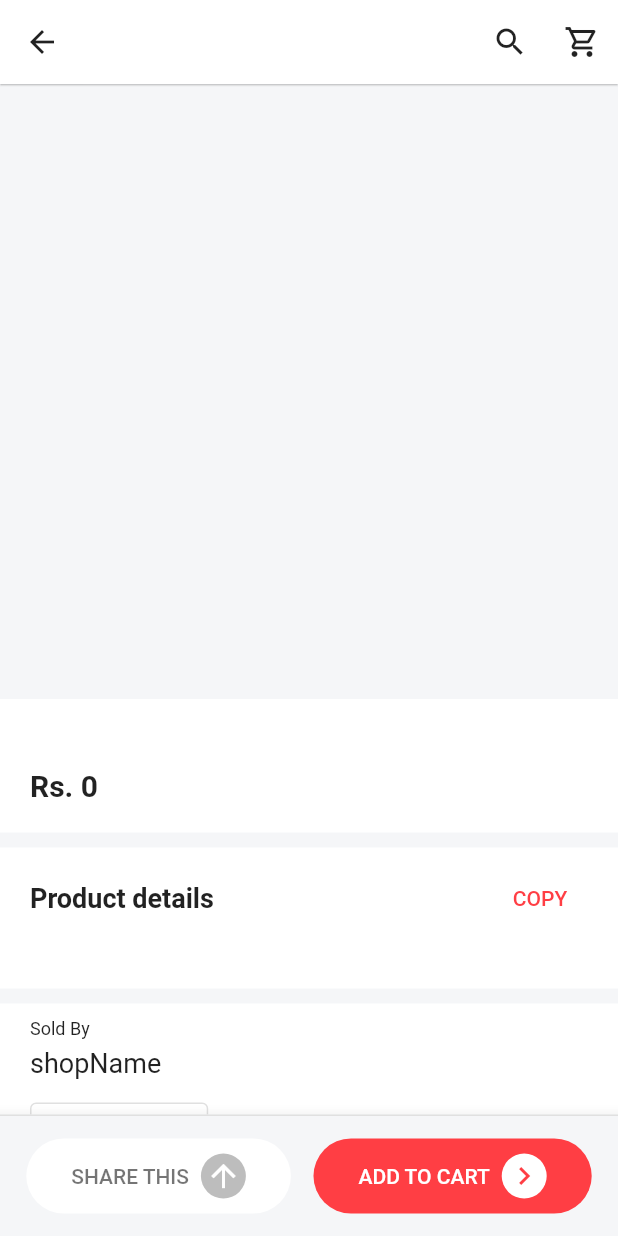
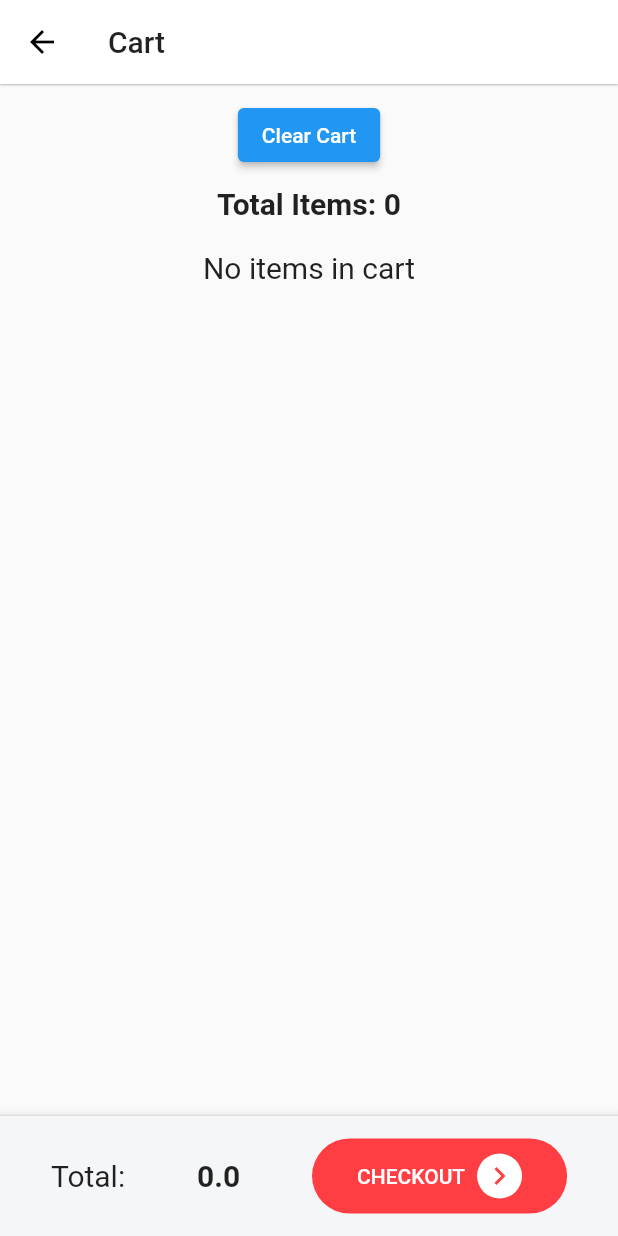
Before and after one commit to zohaib304/app-fnf, a Flutter app: the ProductDetails screen opened directly with empty values, after a tap on the "shopping cart" icon, on a phone screen of 412 x 824 dp. Run offline on Flutter 3.47's test engine with Material 2 defaults, Android fonts, the phone set to English and light mode, and no system bars; drawn by our look-alikes of carousel_slider; our stand-ins replace cached_network_image, cloud_firestore, firebase_auth, firebase_core, google_sign_in, share_plus; accounts and stored records are empty.

Commit message:
cart manage

```diff
--- /dev/null
+++ b/lib/Models/cart_items.dart
@@ -0,0 +1,13 @@
+class CartItem {
+  final String productId;
+  final String name;
+  final int quantity;
+  final double price;
+
+  CartItem({
+    required this.productId,
+    required this.name,
+    required this.quantity,
+    required this.price,
+  });
+}
--- a/lib/Pages/home.dart
+++ b/lib/Pages/home.dart
@@ -75,7 +75,25 @@ class Home extends StatelessWidget {
               Icons.shopping_cart_outlined,
               color: Colors.grey[600],
             ),
-            onPressed: () {},
+            onPressed: () {
+              if (firebaseUser == null) {
+                showModalBottomSheet(
+                  shape: const RoundedRectangleBorder(
+                    //the rounded corner is created here
+                    borderRadius: BorderRadius.only(
+                      topLeft: Radius.circular(20),
+                      topRight: Radius.circular(20),
+                    ),
+                  ),
+                  context: context,
+                  builder: (context) {
+                    return const SignInSheet();
+                  },
+                );
+              } else {
+                Navigator.pushNamed(context, '/view-cart');
+              }
+            },
           ),
         ],
       ),
--- a/lib/Pages/product_details.dart
+++ b/lib/Pages/product_details.dart
@@ -36,7 +36,7 @@ class _ProductDetailsState extends State<ProductDetails> {
       appBar: AppBar(
         backgroundColor: Colors.white,
         elevation: 0.5,
-        iconTheme: const IconThemeData(color: Colors.black87),
+        iconTheme: IconThemeData(color: Colors.grey[600]),
         actions: [
           IconButton(
             icon: const Icon(Icons.search),
@@ -44,7 +44,9 @@ class _ProductDetailsState extends State<ProductDetails> {
           ),
           IconButton(
             icon: const Icon(Icons.shopping_cart_outlined),
-            onPressed: () {},
+            onPressed: () {
+              Navigator.of(context).pushNamed('/view-cart');
+            },
           ),
         ],
       ),
--- /dev/null
+++ b/lib/Pages/view_cart.dart
@@ -0,0 +1,200 @@
+import 'dart:developer';
+
+import 'package:android_app_fnf/Models/cart_items.dart';
+import 'package:android_app_fnf/Services/cart.dart';
+import 'package:firebase_auth/firebase_auth.dart';
+import 'package:flutter/material.dart';
+import 'package:provider/provider.dart';
+
+class ViewCart extends StatelessWidget {
+  const ViewCart({Key? key}) : super(key: key);
+
+  static const routeName = '/view-cart';
+
+  @override
+  Widget build(BuildContext context) {
+    final firebaseUser = context.watch<User?>();
+    final getCartItems = Provider.of<Cart>(context);
+    return Scaffold(
+      appBar: AppBar(
+        elevation: .5,
+        backgroundColor: Colors.white,
+        iconTheme: const IconThemeData(color: Colors.black),
+        title: const Text(
+          'Cart',
+          style: TextStyle(
+            color: Colors.black87,
+          ),
+        ),
+      ),
+      body: SingleChildScrollView(
+        child: Column(
+          crossAxisAlignment: CrossAxisAlignment.center,
+          children: [
+            // clear cart button
+            Container(
+              margin: const EdgeInsets.all(10),
+              child: ElevatedButton(
+                child: const Text(
+                  'Clear Cart',
+                  style: TextStyle(
+                    color: Colors.white,
+                  ),
+                ),
+                onPressed: () {
+                  getCartItems.clearCart(firebaseUser!.uid);
+                },
+              ),
+            ),
+            // total quantity of items in cart
+            StreamBuilder<int>(
+              stream: getCartItems.getTotalQuantity(firebaseUser!.uid),
+              builder: (context, snapshot) {
+                if (snapshot.hasData) {
+                  return Text(
+                    'Total Items: ${snapshot.data}',
+                    style: const TextStyle(
+                      fontSize: 20,
+                      fontWeight: FontWeight.bold,
+                    ),
+                  );
+                }
+                if (snapshot.hasError) {
+                  return Text(
+                    'Error: ${snapshot.error}',
+                    style: const TextStyle(
+                      fontSize: 20,
+                      fontWeight: FontWeight.bold,
+                    ),
+                  );
+                }
+                return const Text(
+                  'Total Items: 0',
+                  style: TextStyle(
+                    fontSize: 20,
+                    fontWeight: FontWeight.bold,
+                  ),
+                );
+              },
+            ),
+            const SizedBox(height: 20),
+            StreamBuilder<List<CartItem>>(
+              stream: getCartItems.getCartItems(firebaseUser.uid),
+              builder: (context, snapshot) {
+                if (snapshot.hasData) {
+                  final cartItems = snapshot.data;
+                  if (cartItems!.isEmpty) {
+                    return const Center(
+                      child: Text(
+                        'No items in cart',
+                        style: TextStyle(
+                          fontSize: 20,
+                        ),
+                      ),
+                    );
+                  }
+                  return ListView.builder(
+                    shrinkWrap: true,
+                    physics: const NeverScrollableScrollPhysics(),
+                    itemCount: cartItems.length,
+                    itemBuilder: (context, index) {
+                      final cartItem = cartItems[index];
+                      return ListTile(
+                        title: Text(cartItem.name),
+                        subtitle: Text(cartItem.price.toString() +
+                            '    -    Qty ' +
+                            cartItem.quantity.toString()),
+                        trailing: IconButton(
+                          icon: const Icon(Icons.delete),
+                          onPressed: () {
+                            getCartItems.removeFromCart(cartItem.productId);
+                          },
+                        ),
+                      );
+                    },
+                  );
+                }
+                if (snapshot.hasError) {
+                  return Text('Error: ${snapshot.error}');
+                }
+                return const Center(
+                  child: CircularProgressIndicator(),
+                );
+              },
+            ),
+          ],
+        ),
+      ),
+      bottomNavigationBar: BottomAppBar(
+        color: const Color(0xffF5F6F8),
+        child: Container(
+          padding: const EdgeInsets.symmetric(horizontal: 10, vertical: 15),
+          decoration: BoxDecoration(
+            border: Border(
+              top: BorderSide(
+                color: (Colors.grey[300])!,
+                width: 1,
+              ),
+            ),
+          ),
+          child: Row(
+            mainAxisAlignment: MainAxisAlignment.spaceAround,
+            children: [
+              const Text(
+                'Total:',
+                style: TextStyle(
+                  fontSize: 20,
+                ),
+              ),
+              StreamBuilder(
+                stream: getCartItems.getTotalPrice(firebaseUser.uid),
+                builder: (context, snapshot) {
+                  if (snapshot.hasData) {
+                    return Text(
+                      snapshot.data.toString(),
+                      style: const TextStyle(
+                        fontSize: 20,
+                        fontWeight: FontWeight.bold,
+                      ),
+                    );
+                  }
+                  if (snapshot.hasError) {
+                    return Text('Error: ${snapshot.error}');
+                  }
+                  return const CircularProgressIndicator();
+                },
+              ),
+              Directionality(
+                textDirection: TextDirection.rtl,
+                child: ElevatedButton.icon(
+                  style: ElevatedButton.styleFrom(
+                    primary: Theme.of(context).primaryColor,
+                    elevation: 0,
+                    padding:
+                        const EdgeInsetsDirectional.fromSTEB(30, 10, 30, 10),
+                    shape: RoundedRectangleBorder(
+                      borderRadius: BorderRadius.circular(50),
+                    ),
+                  ),
+                  icon: Container(
+                    padding: const EdgeInsets.all(3),
+                    decoration: BoxDecoration(
+                      borderRadius: BorderRadius.circular(50),
+                      color: Colors.white,
+                    ),
+                    child: Icon(
+                      Icons.chevron_left,
+                      color: Theme.of(context).primaryColor,
+                    ),
+                  ),
+                  label: const Text("CHECKOUT"),
+                  onPressed: () {},
+                ),
+              ),
+            ],
+          ),
+        ),
+      ),
+    );
+  }
+}
--- a/lib/Services/cart.dart
+++ b/lib/Services/cart.dart
@@ -1,9 +1,11 @@
 import 'dart:developer';
 
+import 'package:android_app_fnf/Models/cart_items.dart';
 import 'package:cloud_firestore/cloud_firestore.dart';
 import 'package:flutter/cupertino.dart';
 
 class Cart with ChangeNotifier {
+
   Future<void> addToCart(BuildContext context, String productId, String name,
       double price, String supplierId, String userId) async {
     CollectionReference cartRef = FirebaseFirestore.instance.collection('cart');
@@ -22,6 +24,7 @@ class Cart with ChangeNotifier {
       // product does not exist in cart
       // add product to cart
       await cartDocRef.set({
+        'productId': productId,
         "userId": userId,
         'name': name,
         'price': price,
@@ -29,12 +32,98 @@ class Cart with ChangeNotifier {
         'supplierId': supplierId,
       }).then((value) => log('added to cart'));
     }
-    // cartDocRef.set({
-    //   'productId': productId,
-    //   'name': name,
-    //   'price': price,
-    //   'supplierId': supplierId,
-    //   'quantity': 1,
-    // }).then((value) => log('Cart added'));
+  }
+
+  // get cart items from firebase
+  Stream<List<CartItem>> getCartItems(String userId) {
+    final snapshots = FirebaseFirestore.instance
+        .collection('cart')
+        .where('userId', isEqualTo: userId)
+        .snapshots();
+    return snapshots.map(
+      (snapshot) => (snapshot.docs.map(
+        (snapshot) {
+          final data = snapshot.data();
+          return CartItem(
+            productId: snapshot.id,
+            name: data['name'],
+            price: data["price"],
+            quantity: data['quantity'],
+          );
+        },
+      ).toList()),
+    );
+  }
+
+  Future<void> removeFromCart(String productId) async {
+    CollectionReference cartRef = FirebaseFirestore.instance.collection('cart');
+    DocumentReference cartDocRef = cartRef.doc(productId);
+
+    // check if product already exists in cart
+    DocumentSnapshot cartDocSnapshot = await cartDocRef.get();
+    if (cartDocSnapshot.exists) {
+      // product already exists in cart
+      // update quantity
+      int quantity = (cartDocSnapshot.data() as dynamic)['quantity'];
+      if (quantity > 1) {
+        await cartDocRef.update({
+          'quantity': quantity - 1,
+        }).then((value) => log('updated cart'));
+      } else {
+        // remove product from cart
+        await cartDocRef.delete().then((value) => log('removed from cart'));
+      }
+    }
+  }
+
+  // clear cart
+  Future<void>? clearCart(String userId) async {
+    CollectionReference cartRef = FirebaseFirestore.instance.collection('cart');
+    QuerySnapshot cartSnapshot =
+        await cartRef.where('userId', isEqualTo: userId).get();
+    if (cartSnapshot.docs.isNotEmpty) {
+      // ignore: avoid_function_literals_in_foreach_calls
+      cartSnapshot.docs.forEach((doc) {
+        doc.reference.delete();
+      });
+    }
+  }
+
+  // get total price of cart
+  Stream<double> getTotalPrice(String userId) {
+    final cartRef = FirebaseFirestore.instance
+        .collection('cart')
+        .where('userId', isEqualTo: userId)
+        .snapshots();
+
+    return cartRef.map(
+      (snapshot) => snapshot.docs.fold(
+        0.0,
+        (previousValue, doc) {
+          final data = doc.data();
+          return previousValue + (data['price'] * data['quantity']);
+        },
+      ),
+    );
+  }
+
+  // get total quantity of cart
+  Stream<int> getTotalQuantity(String userId) {
+    final cartRef = FirebaseFirestore.instance
+        .collection('cart')
+        .where('userId', isEqualTo: userId)
+        .snapshots();
+
+    return cartRef.map(
+      (snapshot) => snapshot.docs.fold(
+        0,
+        (previousValue, doc) {
+          final data = doc.data();
+          log((data['quantity'] + previousValue).toString());
+          int total = data['quantity'] + previousValue;
+          return total;
+        },
+      ),
+    );
   }
 }
--- a/lib/main.dart
+++ b/lib/main.dart
@@ -1,5 +1,6 @@
 import 'package:android_app_fnf/Pages/product_details.dart';
 import 'package:android_app_fnf/Pages/profile.dart';
+import 'package:android_app_fnf/Pages/view_cart.dart';
 import 'package:android_app_fnf/Services/auth.dart';
 import 'package:android_app_fnf/Services/cart.dart';
 import 'package:android_app_fnf/Services/products.dart';
@@ -46,6 +47,7 @@ class MyApp extends StatelessWidget {
         routes: {
           ProductDetails.routeName: (context) => const ProductDetails(),
           Profile.routeName: (context) => const Profile(),
+          ViewCart.routeName: (context) => const ViewCart(),
         },
       ),
     );
```
